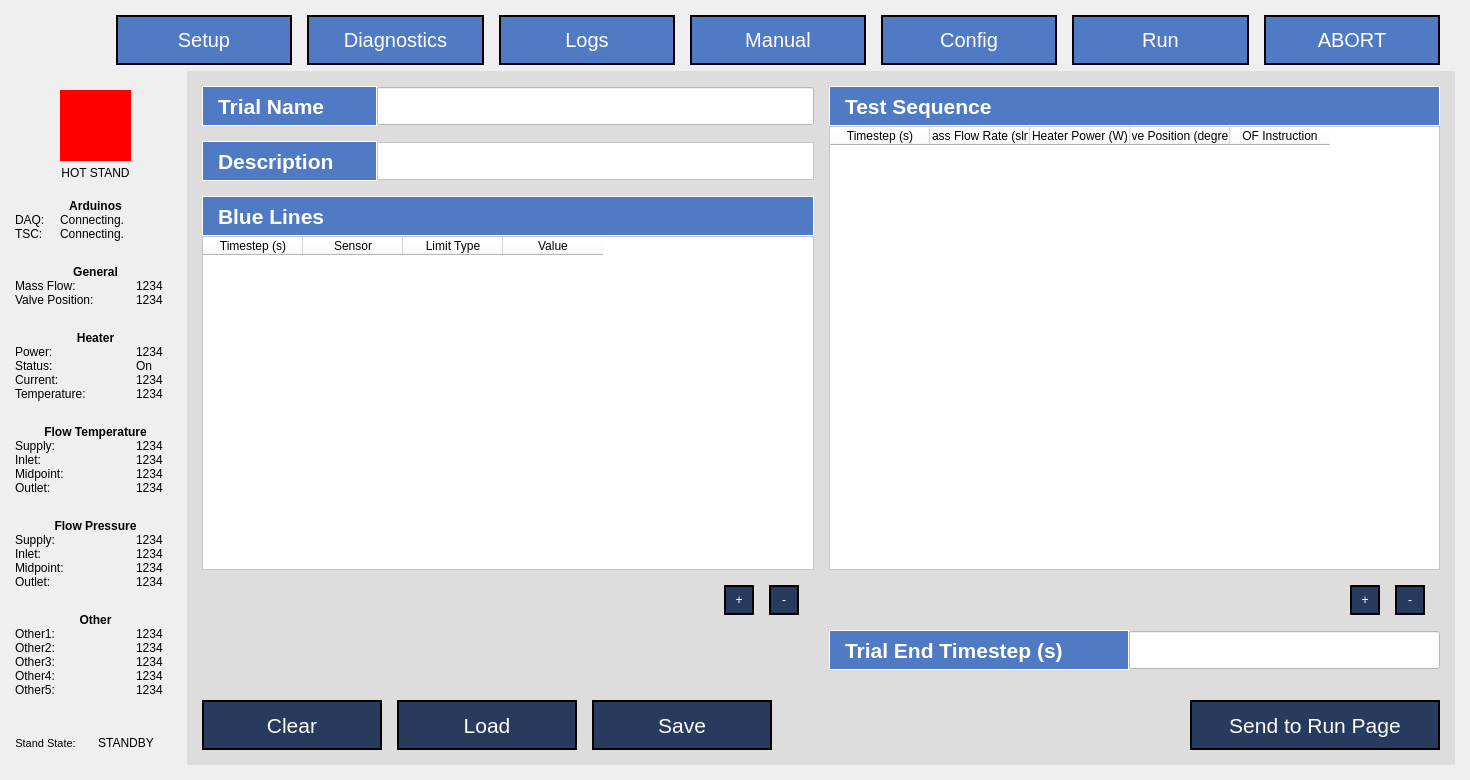
Old version of the form App/UI/QT5_Generated_UI.ui in the repository osuntp/ntp.
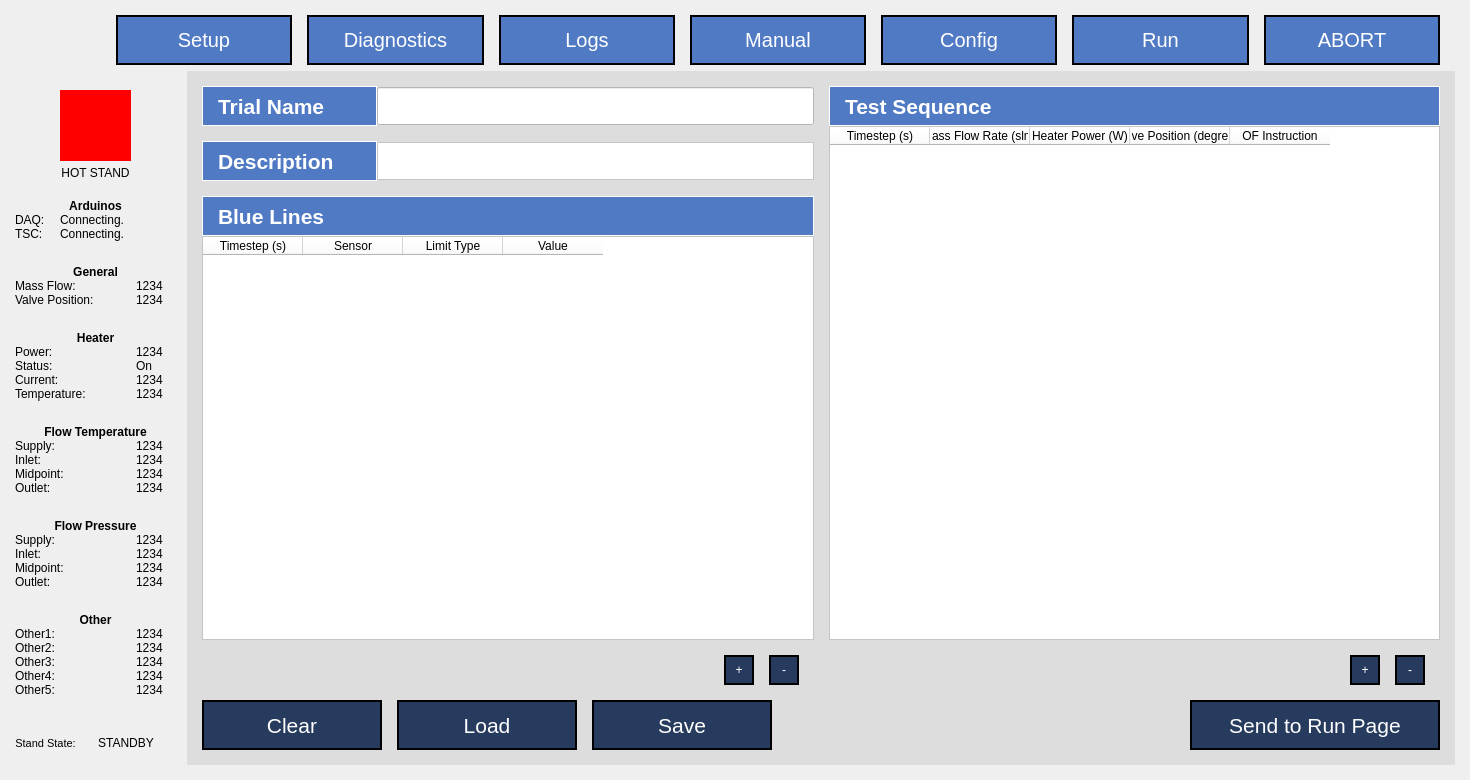
New version of the form. The open tabs and pages were chosen to show the change. Custom widgets are drawn as their Qt base class.

Commit message: Fixes to blue lines configuration. Added UI feedback on the success/failure of creating configuration.

What changed in the file:
```diff
--- a/App/UI/QT5_Generated_UI.ui
+++ b/App/UI/QT5_Generated_UI.ui
@@ -2955,6 +2955,12 @@
                 <property name="styleSheet">
                  <string notr="true">background-color: rgb(255, 255, 255);</string>
                 </property>
+                <attribute name="horizontalHeaderVisible">
+                 <bool>true</bool>
+                </attribute>
+                <attribute name="verticalHeaderVisible">
+                 <bool>true</bool>
+                </attribute>
                 <column>
                  <property name="text">
                   <string>Timestep (s)</string>
@@ -3095,22 +3101,6 @@
                 </item>
                </layout>
               </item>
-              <item>
-               <spacer name="verticalSpacer_5">
-                <property name="orientation">
-                 <enum>Qt::Vertical</enum>
-                </property>
-                <property name="sizeType">
-                 <enum>QSizePolicy::Fixed</enum>
-                </property>
-                <property name="sizeHint" stdset="0">
-                 <size>
-                  <width>20</width>
-                  <height>70</height>
-                 </size>
-                </property>
-               </spacer>
-              </item>
              </layout>
             </item>
             <item>
@@ -3322,22 +3312,6 @@
                 </item>
                </layout>
               </item>
-              <item>
-               <spacer name="verticalSpacer_29">
-                <property name="orientation">
-                 <enum>Qt::Vertical</enum>
-                </property>
-                <property name="sizeType">
-                 <enum>QSizePolicy::Fixed</enum>
-                </property>
-                <property name="sizeHint" stdset="0">
-                 <size>
-                  <width>20</width>
-                  <height>15</height>
-                 </size>
-                </property>
-               </spacer>
-              </item>
               <item>
                <layout class="QHBoxLayout" name="horizontalLayout_22">
                 <property name="spacing">
@@ -3355,64 +3329,8 @@
                 <property name="bottomMargin">
                  <number>0</number>
                 </property>
-                <item>
-                 <widget class="QLabel" name="label_26">
-                  <property name="minimumSize">
-                   <size>
-                    <width>300</width>
-                    <height>40</height>
-                   </size>
-                  </property>
-                  <property name="font">
-                   <font>
-                    <pointsize>16</pointsize>
-                    <weight>75</weight>
-                    <bold>true</bold>
-                   </font>
-                  </property>
-                  <property name="styleSheet">
-                   <string notr="true"> background-color: rgb(80, 122, 196); color: rgb(255, 255, 255);
-border: 1px solid white;</string>
-                  </property>
-                  <property name="text">
-                   <string>Trial End Timestep (s)</string>
-                  </property>
-                  <property name="indent">
-                   <number>15</number>
-                  </property>
-                 </widget>
-                </item>
-                <item>
-                 <widget class="QLineEdit" name="configuration_trial_end_timestep_field">
-                  <property name="minimumSize">
-                   <size>
-                    <width>0</width>
-                    <height>38</height>
-                   </size>
-                  </property>
-                  <property name="styleSheet">
-                   <string notr="true">background-color: rgb(255, 255, 255);</string>
-                  </property>
-                 </widget>
-                </item>
                </layout>
               </item>
-              <item>
-               <spacer name="verticalSpacer_19">
-                <property name="orientation">
-                 <enum>Qt::Vertical</enum>
-                </property>
-                <property name="sizeType">
-                 <enum>QSizePolicy::Fixed</enum>
-                </property>
-                <property name="sizeHint" stdset="0">
-                 <size>
-                  <width>20</width>
-                  <height>15</height>
-                 </size>
-                </property>
-               </spacer>
-              </item>
              </layout>
             </item>
            </layout>
```
Left out of the diff: 22 changed lines with no effect on the pictures. The commit also changes 5 other files.
